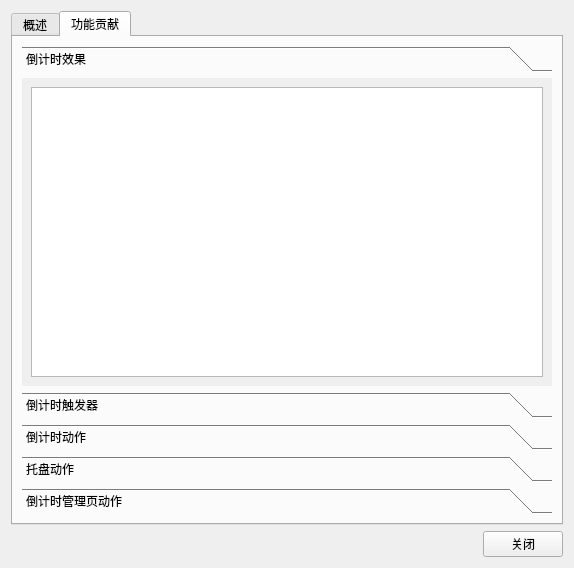
This is UISource/plugin_info.ui in HelloWRC/W-DesktopCountdown as Qt 5 draws it before an edit. The edited form follows.
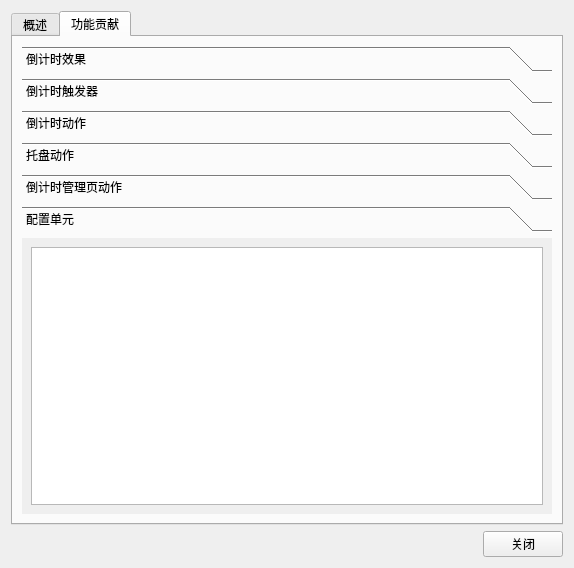
This is the edited form. The open tabs and pages were chosen to show the change. Icons and pictures are not drawn.

```diff
--- a/UISource/plugin_info.ui
+++ b/UISource/plugin_info.ui
@@ -79,7 +79,7 @@
             <x>0</x>
             <y>0</y>
             <width>526</width>
-            <height>275</height>
+            <height>240</height>
            </rect>
           </property>
           <attribute name="label">
@@ -163,6 +163,16 @@
            </item>
           </layout>
          </widget>
+         <widget class="QWidget" name="pg_ucfg_views">
+          <attribute name="label">
+           <string>配置单元</string>
+          </attribute>
+          <layout class="QVBoxLayout" name="verticalLayout_9">
+           <item>
+            <widget class="QListWidget" name="lst_ucfg_views"/>
+           </item>
+          </layout>
+         </widget>
         </widget>
        </item>
       </layout>
```
Left out of the diff: 10 changed lines with no effect on the pictures.
